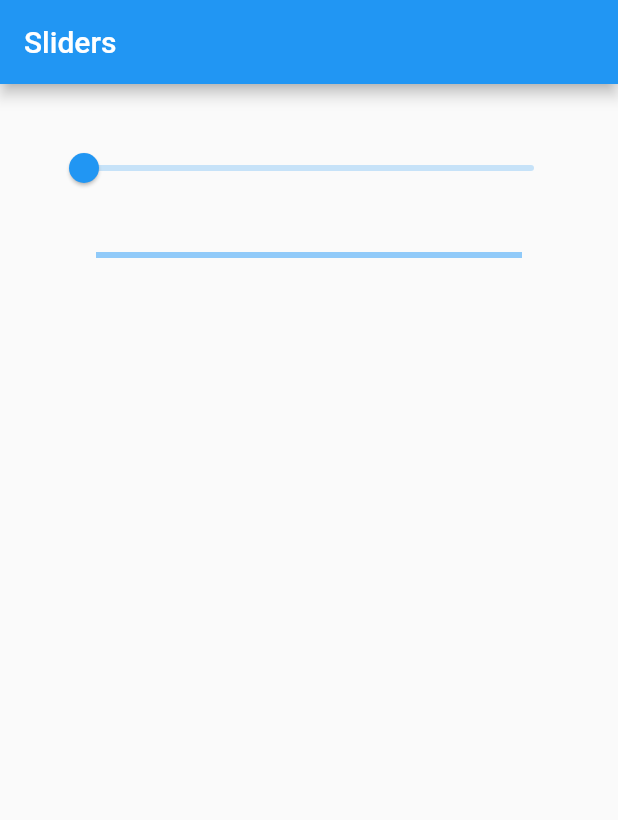
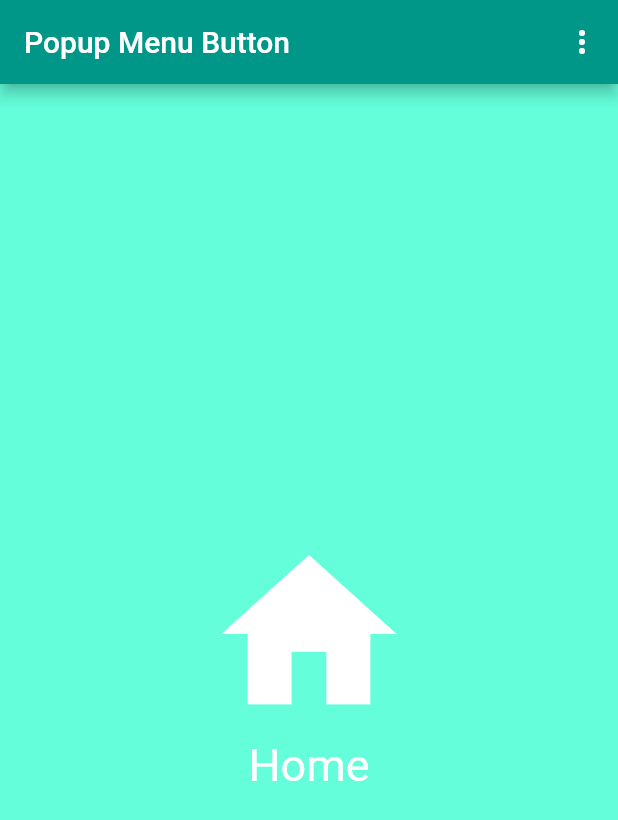
Before and after one commit to geordanex/flutter-intermediate, a Flutter app: the screen it shows after launch, on a phone screen of 412 x 824 dp. Shown: the top 820 px of the screen. Run offline on Flutter 3.47's test engine with Material 2 defaults, Android fonts, the phone set to English and light mode, and no system bars.

Commit message:
Add PopupMenuButton

```diff
--- /dev/null
+++ b/lib/customPopupMenu.dart
@@ -0,0 +1,32 @@
+import 'package:flutter/material.dart';
+
+class CustomPopupMenu {
+  CustomPopupMenu({this.title, this.icon});
+
+  String title;
+  IconData icon;
+}
+
+class SelectedOption extends StatelessWidget {
+  CustomPopupMenu choice;
+
+  SelectedOption({Key key, this.choice}) :super(key:key);
+
+  @override
+  Widget build(BuildContext context) {
+    return Container(
+      child: Center(
+        child: Column(
+          mainAxisAlignment: MainAxisAlignment.center,
+          children: <Widget>[
+            Icon(choice.icon, size: 140.0, color: Colors.white),
+            Text(
+              choice.title,
+              style: TextStyle(color: Colors.white, fontSize: 30),
+            )
+          ],
+        ),
+      ),
+    );
+  }
+}
--- a/lib/main.dart
+++ b/lib/main.dart
@@ -1,47 +1,62 @@
 import 'package:flutter/material.dart';
+import './customPopupMenu.dart';
 
-void main() => runApp(MaterialApp(
-      home: MyHomePage(),
-    ));
+void main() =>
+    runApp(MaterialApp(title: 'Popup Menu Button', home: MyHomePage()));
 
 class MyHomePage extends StatefulWidget {
   @override
   _MyHomePageState createState() => _MyHomePageState();
 }
 
+List<CustomPopupMenu> choices = <CustomPopupMenu>[
+  CustomPopupMenu(title: 'Home', icon: Icons.home),
+  CustomPopupMenu(title: 'Bookmarks', icon: Icons.bookmark),
+  CustomPopupMenu(title: 'Settings', icon: Icons.settings),
+];
+
 class _MyHomePageState extends State<MyHomePage> {
-  double _value = 0.0;
+  CustomPopupMenu _selectedChoices = choices[0];
 
-  void _onChanged(double value) => setState(() => _value = value);
+  void _select(CustomPopupMenu choice) =>
+      setState(() => _selectedChoices = choice);
 
   @override
   Widget build(BuildContext context) {
     return Scaffold(
-        appBar: AppBar(
-          title: Text('Sliders'),
-        ),
-        body: new Container(
-          padding: new EdgeInsets.all(32.0),
-          child: new Center(
-            child: new Column(
-              children: <Widget>[
-                new Slider(value: _value, onChanged: _onChanged),
-                new Container(
-                  padding: EdgeInsets.all(32.0),
-                  child: new LinearProgressIndicator(
-                    value: _value,
-                    valueColor: new AlwaysStoppedAnimation<Color>(Colors.green),
-                  ),
-                ),
-                new Container(
-                  padding: EdgeInsets.all(32.0),
-                  child: new CircularProgressIndicator(
-                    value: _value,
-                  ),
-                )
-              ],
-            ),
-          ),
-        ));
+      appBar: AppBar(
+        backgroundColor: Colors.teal,
+        title: Text('Popup Menu Button'),
+        actions: <Widget>[
+          PopupMenuButton<CustomPopupMenu>(
+            elevation: 3.2,
+            initialValue: choices[1],
+            onCanceled: () {
+              print("You have not chossed anything");
+            },
+            tooltip: "This is a tooltip",
+            onSelected: _select,
+            itemBuilder: (BuildContext context) {
+              return choices.map((CustomPopupMenu choice) {
+                return PopupMenuItem<CustomPopupMenu>(
+                  value: choice,
+                  child: Text(choice.title),
+                );
+              }).toList();
+            },
+          )
+        ],
+      ),
+      body: bodyWidget(),
+    );
+  }
+
+  bodyWidget() {
+    return Container(
+      color: Colors.tealAccent,
+      child: SelectedOption(
+        choice: _selectedChoices,
+      ),
+    );
   }
 }
```
